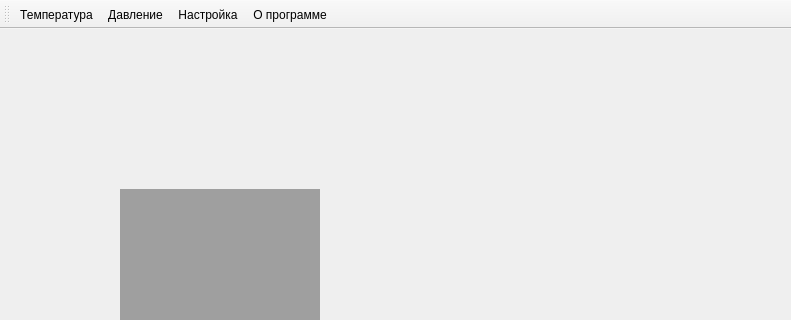
This is mymainwindow.ui in corvinalive/CalManager as Qt 5 draws it before an edit; both pictures show x 0 to 791 and y 0 to 320 of the 791 by 600 pixel window. The edited form follows.
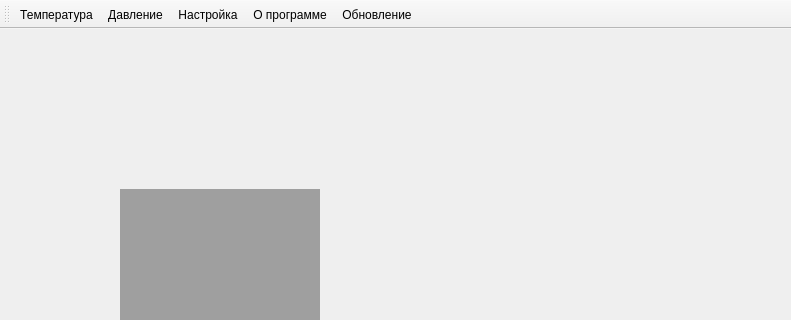
This is the edited form.

Commit message: В процессе: обновление. промежуточный коммит

Patch:
```diff
--- a/mymainwindow.ui
+++ b/mymainwindow.ui
@@ -37,12 +37,13 @@
     <enum>TopToolBarArea</enum>
    </attribute>
    <attribute name="toolBarBreak">
-    <bool>true</bool>
+    <bool>false</bool>
    </attribute>
    <addaction name="Tempaction"/>
    <addaction name="Pressaction"/>
    <addaction name="Setupaction"/>
    <addaction name="Aboutaction"/>
+   <addaction name="Updateaction"/>
   </widget>
   <action name="Tempaction">
    <property name="text">
@@ -70,6 +71,11 @@
     <string>О программе...</string>
    </property>
   </action>
+  <action name="Updateaction">
+   <property name="text">
+    <string>Обновление</string>
+   </property>
+  </action>
  </widget>
  <resources/>
  <connections/>
```
The commit also changes 4 other files.
